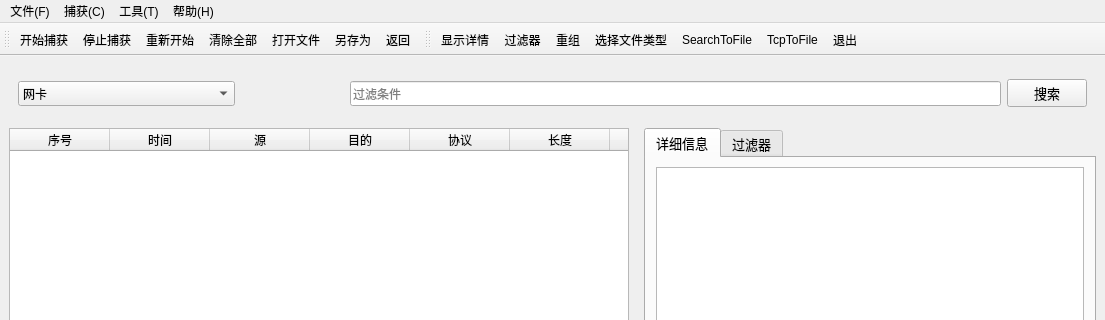
Before: the Qt Designer form source/main_window.ui in ISDevLearn/Sniffer, drawn with Qt 5; both pictures show x 0 to 1105 and y 0 to 320 of the 1105 by 822 pixel window.
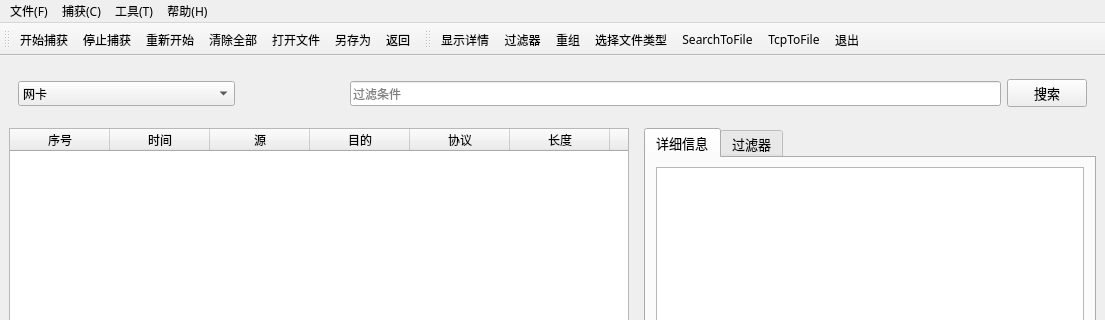
After: the same form once the commit is applied. Icons and pictures are not drawn.

Commit message: change font to apple

```diff
--- a/source/main_window.ui
+++ b/source/main_window.ui
@@ -330,10 +330,20 @@
      <x>0</x>
      <y>0</y>
      <width>1105</width>
-     <height>26</height>
+     <height>27</height>
     </rect>
    </property>
+   <property name="font">
+    <font>
+     <family>苹方 中等</family>
+    </font>
+   </property>
    <widget class="QMenu" name="menu">
+    <property name="font">
+     <font>
+      <family>苹方 中等</family>
+     </font>
+    </property>
     <property name="title">
      <string>文件(F)</string>
     </property>
@@ -393,6 +403,11 @@
    <addaction name="action_back"/>
   </widget>
   <widget class="QToolBar" name="toolBar_2">
+   <property name="font">
+    <font>
+     <family>苹方 中等</family>
+    </font>
+   </property>
    <property name="windowTitle">
     <string>toolBar_2</string>
    </property>
```
Left out of the diff: 26 changed lines with no effect on the pictures.
